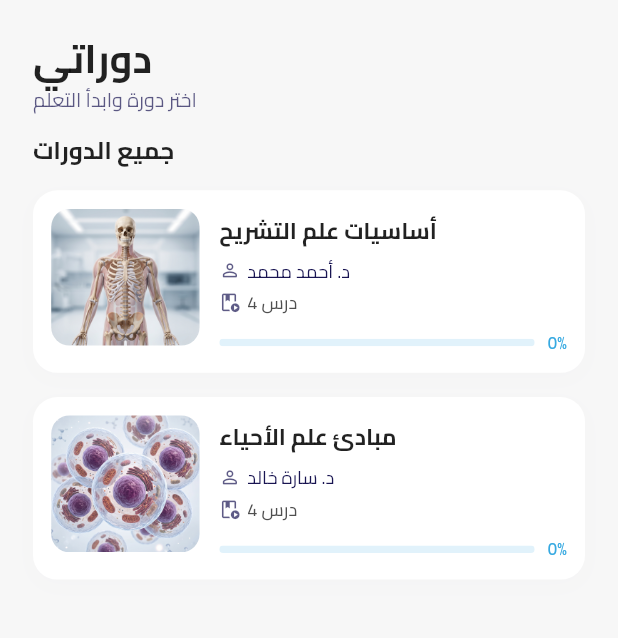
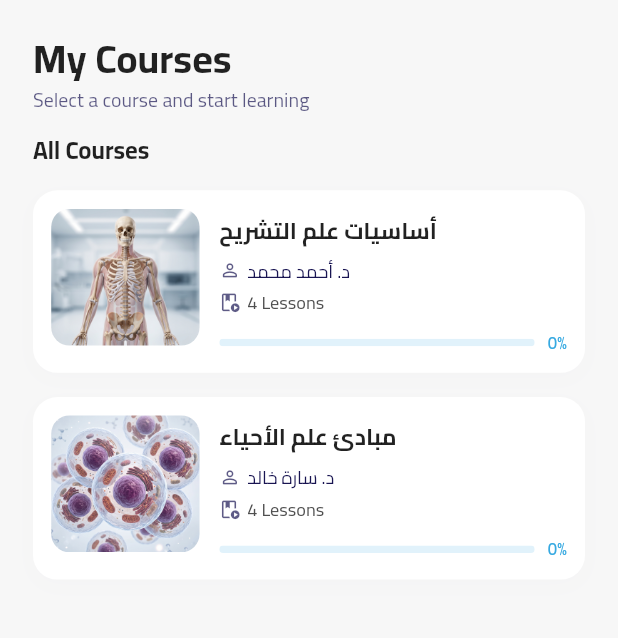
Before and after one commit to Someooo/thaheen-lms-flutter, a Flutter app: the screen it shows after launch, on a phone screen of 412 x 824 dp, the part 159-797 px from its top. Run offline on Flutter 3.47's test engine with Material 3 defaults, Android fonts, the light colour scheme and no system bars; our stand-ins replace connectivity_plus, equatable, flutter_native_splash, flutter_screenutil, get, hive and 2 more; accounts and stored records are empty.

Commit message:
implement Arabic-first RTL and English support across all screens&add unit tests for translation dictionaries and locale resolution

```diff
--- a/lib/app.dart
+++ b/lib/app.dart
@@ -1,14 +1,11 @@
-// Defines the root widget configuring theme, localization, and routing for the app shell.
-
 import 'package:flutter/material.dart';
 import 'package:flutter_screenutil/flutter_screenutil.dart';
 import 'package:get/get.dart';
 import 'package:my_template/config/app_routes.dart';
 import 'package:my_template/config/app_theme.dart';
-import 'package:my_template/core/localization/app_localization.dart';
+import 'package:my_template/core/controllers/language_controller.dart';
 import 'package:my_template/core/controllers/theme_controller.dart';
-import 'package:my_template/core/controllers/language_controller.dart';
-
+import 'package:my_template/core/localization/app_translations.dart';
 import 'package:my_template/core/widgets/connectivity_banner_widget.dart';
 
 class AppEntrypoint extends StatelessWidget {
@@ -29,9 +26,10 @@ class AppEntrypoint extends StatelessWidget {
           theme: AppTheme.light,
           darkTheme: AppTheme.dark,
           themeMode: Get.find<ThemeController>().themeMode,
-          translations: AppLocalization(),
+          translations: AppTranslations(),
           locale: Get.find<LanguageController>().locale,
           fallbackLocale: LanguageController.fallbackLocale,
+          supportedLocales: LanguageController.supportedLocales,
           builder: (context, child) {
             return Scaffold(
               resizeToAvoidBottomInset: false,
--- a/lib/core/controllers/language_controller.dart
+++ b/lib/core/controllers/language_controller.dart
@@ -1,10 +1,26 @@
-// Placeholder controller for managing localization settings.
-
 import 'package:flutter/material.dart';
 import 'package:get/get.dart';
 
 class LanguageController extends GetxController {
-  static const Locale fallbackLocale = Locale('en');
+  static const Locale defaultLocale = Locale('ar');
+  static const Locale fallbackLocale = Locale('ar');
 
-  Locale get locale => fallbackLocale;
+  static const List<Locale> supportedLocales = [
+    Locale('ar'),
+    Locale('en'),
+  ];
+
+  Locale resolveLocale(Locale? deviceLocale) {
+    if (deviceLocale != null && deviceLocale.languageCode == 'en') {
+      return const Locale('en');
+    }
+    return defaultLocale;
+  }
+
+  Locale get locale => resolveLocale(Get.deviceLocale);
+
+  void changeLanguage(String languageCode) {
+    final target = Locale(languageCode);
+    Get.updateLocale(target);
+  }
 }
--- a/lib/core/localization/app_translations.dart
+++ b/lib/core/localization/app_translations.dart
@@ -1,13 +1,67 @@
 import 'package:get/get.dart';
 
 class AppTranslations extends Translations {
+  static const Map<String, String> ar = {
+    'app_title': 'ذاهين',
+    'my_courses': 'دوراتي',
+    'select_course_subtitle': 'اختر دورة وابدأ التعلم',
+    'continue_watching': 'متابعة المشاهدة',
+    'all_courses': 'جميع الدورات',
+    'lesson_count_single': '@count درس',
+    'lesson_count_plural': '@count دروس',
+    'section_lesson_count': '@count @unit',
+    'unit_lesson_single': 'درس',
+    'unit_lesson_plural': 'دروس',
+    'unit_lessons': 'دروس',
+    'retry': 'إعادة المحاولة',
+    'no_courses_available': 'لا توجد دورات متاحة حاليًا',
+    'error_loading_courses': 'تعذر تحميل الدورات',
+    'error_playing_video': 'تعذر تشغيل الفيديو، يرجى المحاولة مرة أخرى',
+    'lesson_locked_title': 'الدرس مقفل',
+    'lesson_locked_message': 'يجب إكمال الدرس السابق أولاً لفتح هذا الدرس.',
+    'ok': 'حسناً',
+    'status_locked': 'مقفل',
+    'status_completed': 'مكتمل',
+    'status_in_progress': 'جاري',
+    'status_not_started': 'لم يبدأ',
+    'playback_speed': 'سرعة التشغيل',
+    'next_lesson': 'الدرس التالي',
+    'section_prefix': 'القسم',
+  };
+
+  static const Map<String, String> en = {
+    'app_title': 'Thaheen',
+    'my_courses': 'My Courses',
+    'select_course_subtitle': 'Select a course and start learning',
+    'continue_watching': 'Continue Watching',
+    'all_courses': 'All Courses',
+    'lesson_count_single': '@count Lesson',
+    'lesson_count_plural': '@count Lessons',
+    'section_lesson_count': '@count @unit',
+    'unit_lesson_single': 'Lesson',
+    'unit_lesson_plural': 'Lessons',
+    'unit_lessons': 'Lessons',
+    'retry': 'Retry',
+    'no_courses_available': 'No courses available currently',
+    'error_loading_courses': 'Failed to load courses',
+    'error_playing_video': 'Unable to play video, please try again',
+    'lesson_locked_title': 'Lesson Locked',
+    'lesson_locked_message': 'You must complete the previous lesson first to unlock this lesson.',
+    'ok': 'OK',
+    'status_locked': 'Locked',
+    'status_completed': 'Completed',
+    'status_in_progress': 'In Progress',
+    'status_not_started': 'Not Started',
+    'playback_speed': 'Playback Speed',
+    'next_lesson': 'Next Lesson',
+    'section_prefix': 'Section',
+  };
+
   @override
   Map<String, Map<String, String>> get keys => {
-        'en_US': {
-
-        },
-        'ar_SA': {
-
-        },
+        'ar': ar,
+        'ar_SA': ar,
+        'en': en,
+        'en_US': en,
       };
 }
--- a/lib/features/course_details/presentation/screens/course_details_screen.dart
+++ b/lib/features/course_details/presentation/screens/course_details_screen.dart
@@ -44,7 +44,7 @@ class CourseDetailsScreen extends StatelessWidget {
                 color: const Color(0xFF36A9E1), size: 22.sp),
             SizedBox(width: 8.w),
             Text(
-              'الدرس مقفل',
+              'lesson_locked_title'.tr,
               style: theme.textTheme.displayMedium?.copyWith(
                 fontWeight: FontWeight.w700,
                 fontSize: 15.sp,
@@ -53,14 +53,14 @@ class CourseDetailsScreen extends StatelessWidget {
           ],
         ),
         content: Text(
-          'يجب إكمال الدرس السابق أولاً لفتح هذا الدرس.',
+          'lesson_locked_message'.tr,
           style: theme.textTheme.bodyMedium?.copyWith(fontSize: 13.sp),
         ),
         actions: [
           TextButton(
             onPressed: () => Get.back<void>(),
             child: Text(
-              'حسناً',
+              'ok'.tr,
               style: TextStyle(
                 fontFamily: 'Cairo',
                 color: const Color(0xFF36A9E1),
--- a/lib/features/courses/presentation/screens/courses_screen.dart
+++ b/lib/features/courses/presentation/screens/courses_screen.dart
@@ -92,7 +92,7 @@ class _Header extends StatelessWidget {
               ),
               SizedBox(width: 10.w),
               Text(
-                'ذاهين',
+                'app_title'.tr,
                 style: theme.textTheme.headlineSmall?.copyWith(
                   color: const Color(0xFF00679A),
                   fontWeight: FontWeight.w700,
@@ -102,14 +102,14 @@ class _Header extends StatelessWidget {
           ),
           SizedBox(height: 20.h),
           Text(
-            'دوراتي',
+            'my_courses'.tr,
             style: theme.textTheme.headlineLarge?.copyWith(
               fontWeight: FontWeight.w700,
               fontSize: 26.sp,
             ),
           ),
           Text(
-            'اختر دورة وابدأ التعلم',
+            'select_course_subtitle'.tr,
             style: theme.textTheme.bodyMedium?.copyWith(
               color: theme.colorScheme.secondary.withValues(alpha: 0.7),
               fontSize: 13.sp,
@@ -153,7 +153,7 @@ class _SuccessBody extends StatelessWidget {
             Padding(
               padding: EdgeInsets.symmetric(horizontal: 20.w),
               child: Text(
-                'جميع الدورات',
+                'all_courses'.tr,
                 style: theme.textTheme.displayMedium?.copyWith(
                   fontWeight: FontWeight.w700,
                   fontSize: 16.sp,
@@ -216,7 +216,7 @@ class _ErrorState extends StatelessWidget {
               onPressed: onRetry,
               icon: const Icon(Icons.refresh_rounded, color: Colors.white),
               label: Text(
-                'إعادة المحاولة',
+                'retry'.tr,
                 style: TextStyle(
                   color: Colors.white,
                   fontFamily: 'Cairo',
@@ -261,7 +261,7 @@ class _EmptyState extends StatelessWidget {
             ),
             SizedBox(height: 16.h),
             Text(
-              'لا توجد دورات متاحة حاليًا',
+              'no_courses_available'.tr,
               textAlign: TextAlign.center,
               style: theme.textTheme.displayMedium?.copyWith(fontSize: 15.sp),
             ),
--- a/lib/features/courses/presentation/widgets/continue_watching_card.dart
+++ b/lib/features/courses/presentation/widgets/continue_watching_card.dart
@@ -1,5 +1,6 @@
 import 'package:flutter/material.dart';
 import 'package:flutter_screenutil/flutter_screenutil.dart';
+import 'package:get/get.dart';
 
 import '../../domain/entities/course.dart';
 import '../../domain/entities/lesson.dart';
@@ -62,7 +63,7 @@ class ContinueWatchingCard extends StatelessWidget {
                   crossAxisAlignment: CrossAxisAlignment.start,
                   children: [
                     Text(
-                      'متابعة المشاهدة',
+                      'continue_watching'.tr,
                       style: theme.textTheme.bodySmall?.copyWith(
                         color: Colors.white.withValues(alpha: 0.8),
                         fontWeight: FontWeight.w500,
--- a/lib/features/courses/presentation/widgets/course_card.dart
+++ b/lib/features/courses/presentation/widgets/course_card.dart
@@ -1,5 +1,6 @@
 import 'package:flutter/material.dart';
 import 'package:flutter_screenutil/flutter_screenutil.dart';
+import 'package:get/get.dart';
 
 import '../../domain/entities/course.dart';
 
@@ -21,6 +22,7 @@ class CourseCard extends StatelessWidget {
   Widget build(BuildContext context) {
     final theme = Theme.of(context);
     final progressPercent = (progress * 100).round();
+    final lessonUnit = lessonCount == 1 ? 'unit_lesson_single'.tr : 'unit_lesson_plural'.tr;
 
     return GestureDetector(
       onTap: onTap,
@@ -103,7 +105,10 @@ class CourseCard extends StatelessWidget {
                         ),
                         SizedBox(width: 4.w),
                         Text(
-                          '$lessonCount درس',
+                          'section_lesson_count'.trParams({
+                            'count': '$lessonCount',
+                            'unit': lessonUnit,
+                          }),
                           style: theme.textTheme.bodyMedium?.copyWith(
                             fontSize: 12.sp,
                           ),
--- a/lib/features/lesson_player/presentation/controllers/lesson_player_controller.dart
+++ b/lib/features/lesson_player/presentation/controllers/lesson_player_controller.dart
@@ -116,7 +116,7 @@ class LessonPlayerController extends GetxController {
     } catch (e) {
       isLoading.value = false;
       hasError.value = true;
-      errorMessage.value = 'تعذر تشغيل الفيديو، يرجى المحاولة مرة أخرى';
+      errorMessage.value = 'error_playing_video'.tr;
     }
   }
 
--- a/lib/features/lesson_player/presentation/screens/lesson_player_screen.dart
+++ b/lib/features/lesson_player/presentation/screens/lesson_player_screen.dart
@@ -70,7 +70,7 @@ class LessonPlayerScreen extends StatelessWidget {
                       onPressed: controller.retry,
                       icon: const Icon(Icons.refresh_rounded, color: Colors.white),
                       label: Text(
-                        'إعادة المحاولة',
+                        'retry'.tr,
                         style: TextStyle(
                           fontFamily: 'Cairo',
                           color: Colors.white,
@@ -195,7 +195,7 @@ class LessonPlayerScreen extends StatelessWidget {
                               size: 12.sp, color: const Color(0xFF4CAF50)),
                           SizedBox(width: 4.w),
                           Text(
-                            'مكتمل',
+                            'status_completed'.tr,
                             style: TextStyle(
                               fontFamily: 'Cairo',
                               color: const Color(0xFF4CAF50),
@@ -287,7 +287,7 @@ class LessonPlayerScreen extends StatelessWidget {
                       size: 20.sp,
                     ),
                     label: Text(
-                      'الدرس التالي',
+                      'next_lesson'.tr,
                       style: TextStyle(
                         fontFamily: 'Cairo',
                         fontSize: 12.sp,
--- a/lib/features/lesson_player/presentation/widgets/player_controls_widgets.dart
+++ b/lib/features/lesson_player/presentation/widgets/player_controls_widgets.dart
@@ -1,5 +1,6 @@
 import 'package:flutter/material.dart';
 import 'package:flutter_screenutil/flutter_screenutil.dart';
+import 'package:get/get.dart';
 
 import '../controllers/lesson_player_controller.dart';
 
@@ -91,7 +92,7 @@ class PlaybackSpeedSheet extends StatelessWidget {
           Padding(
             padding: EdgeInsets.symmetric(horizontal: 8.w),
             child: Text(
-              'سرعة التشغيل',
+              'playback_speed'.tr,
               style: TextStyle(
                 fontFamily: 'Cairo',
                 color: Colors.white,
```
Also changed, not shown: lib/features/course_details/presentation/widgets/lesson_tile.dart (+4 -3 lines), lib/features/course_details/presentation/widgets/section_header.dart (+6 -1 lines), 3 other files.
